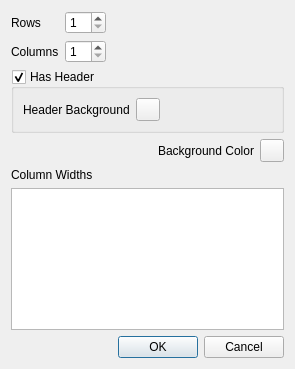
This is table_format_dlg.ui in redeyedvireo/PyNoteBook as Qt 5 draws it before an edit. The edited form follows.
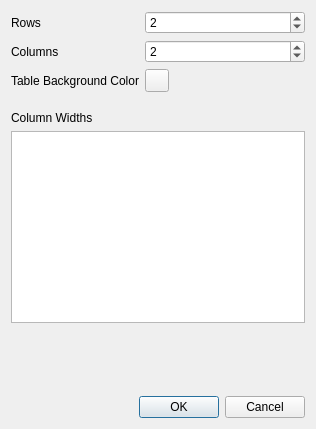
This is the edited form. Custom widgets are drawn as their Qt base class.

Commit message: Abandon header feature in text tables - they are too problemmatic.

The edit to the form file:
```diff
--- a/table_format_dlg.ui
+++ b/table_format_dlg.ui
@@ -6,8 +6,8 @@
    <rect>
     <x>0</x>
     <y>0</y>
-    <width>295</width>
-    <height>369</height>
+    <width>316</width>
+    <height>429</height>
    </rect>
   </property>
   <property name="windowTitle">
@@ -16,9 +16,6 @@
   <layout class="QVBoxLayout" name="verticalLayout">
    <item>
     <layout class="QFormLayout" name="formLayout">
-     <property name="fieldGrowthPolicy">
-      <enum>QFormLayout::FieldGrowthPolicy::ExpandingFieldsGrow</enum>
-     </property>
      <item row="0" column="0">
       <widget class="QLabel" name="label">
        <property name="text">
@@ -32,7 +29,7 @@
         <number>1</number>
        </property>
        <property name="value">
-        <number>1</number>
+        <number>2</number>
        </property>
       </widget>
      </item>
@@ -49,77 +46,18 @@
         <number>1</number>
        </property>
        <property name="value">
-        <number>1</number>
+        <number>2</number>
        </property>
       </widget>
      </item>
-    </layout>
-   </item>
-   <item>
-    <widget class="QGroupBox" name="headerGroupBox">
-     <property name="enabled">
-      <bool>true</bool>
-     </property>
-     <property name="title">
-      <string>Has Header</string>
-     </property>
-     <property name="checkable">
-      <bool>true</bool>
-     </property>
-     <layout class="QHBoxLayout" name="horizontalLayout">
-      <item>
-       <widget class="QLabel" name="label_4">
-        <property name="text">
-         <string>Header Background</string>
-        </property>
-       </widget>
-      </item>
-      <item>
-       <widget class="CColorButton" name="headerBackgroundButton">
-        <property name="text">
-         <string/>
-        </property>
-       </widget>
-      </item>
-      <item>
-       <spacer name="horizontalSpacer_2">
-        <property name="orientation">
-         <enum>Qt::Orientation::Horizontal</enum>
-        </property>
-        <property name="sizeHint" stdset="0">
-         <size>
-          <width>40</width>
-          <height>20</height>
-         </size>
-        </property>
-       </spacer>
-      </item>
-     </layout>
-    </widget>
-   </item>
-   <item>
-    <layout class="QHBoxLayout" name="horizontalLayout_2">
-     <item>
-      <spacer name="horizontalSpacer">
-       <property name="orientation">
-        <enum>Qt::Orientation::Horizontal</enum>
-       </property>
-       <property name="sizeHint" stdset="0">
-        <size>
-         <width>40</width>
-         <height>20</height>
-        </size>
-       </property>
-      </spacer>
-     </item>
-     <item>
+     <item row="2" column="0">
       <widget class="QLabel" name="label_5">
        <property name="text">
-        <string>Background Color</string>
+        <string>Table Background Color</string>
        </property>
       </widget>
      </item>
-     <item>
+     <item row="2" column="1">
       <widget class="CColorButton" name="backgroundColorButton">
        <property name="text">
         <string/>
@@ -128,6 +66,22 @@
      </item>
     </layout>
    </item>
+   <item>
+    <spacer name="verticalSpacer_2">
+     <property name="orientation">
+      <enum>Qt::Orientation::Vertical</enum>
+     </property>
+     <property name="sizeType">
+      <enum>QSizePolicy::Policy::Fixed</enum>
+     </property>
+     <property name="sizeHint" stdset="0">
+      <size>
+       <width>20</width>
+       <height>13</height>
+      </size>
+     </property>
+    </spacer>
+   </item>
    <item>
     <widget class="QLabel" name="label_3">
      <property name="enabled">
@@ -153,7 +107,7 @@
      <property name="sizeHint" stdset="0">
       <size>
        <width>20</width>
-       <height>14</height>
+       <height>46</height>
       </size>
      </property>
     </spacer>
```
The commit also changes 4 other files.
